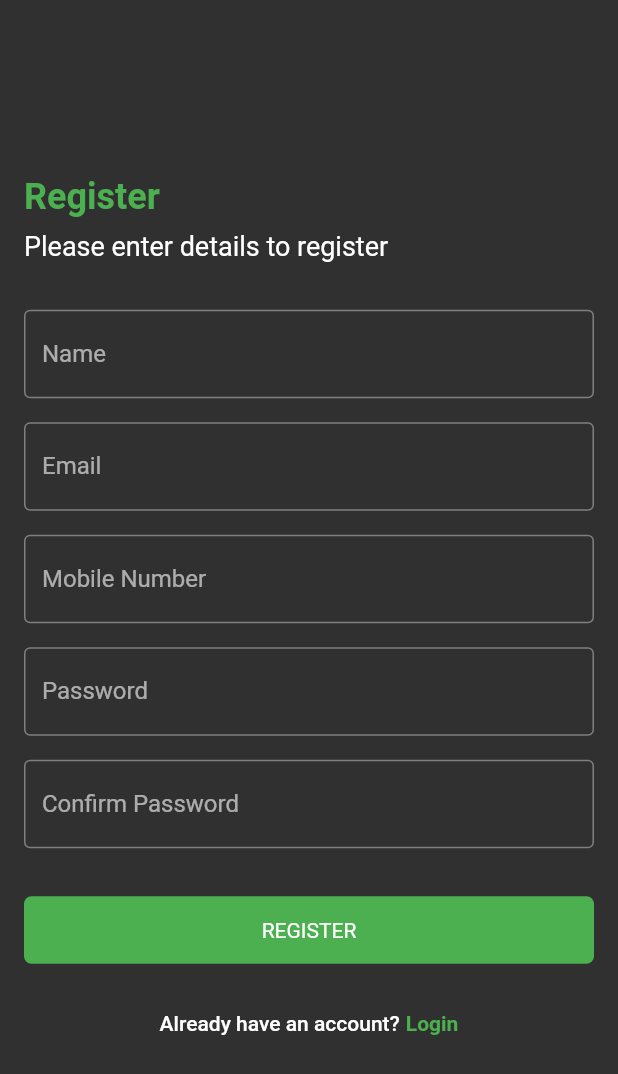
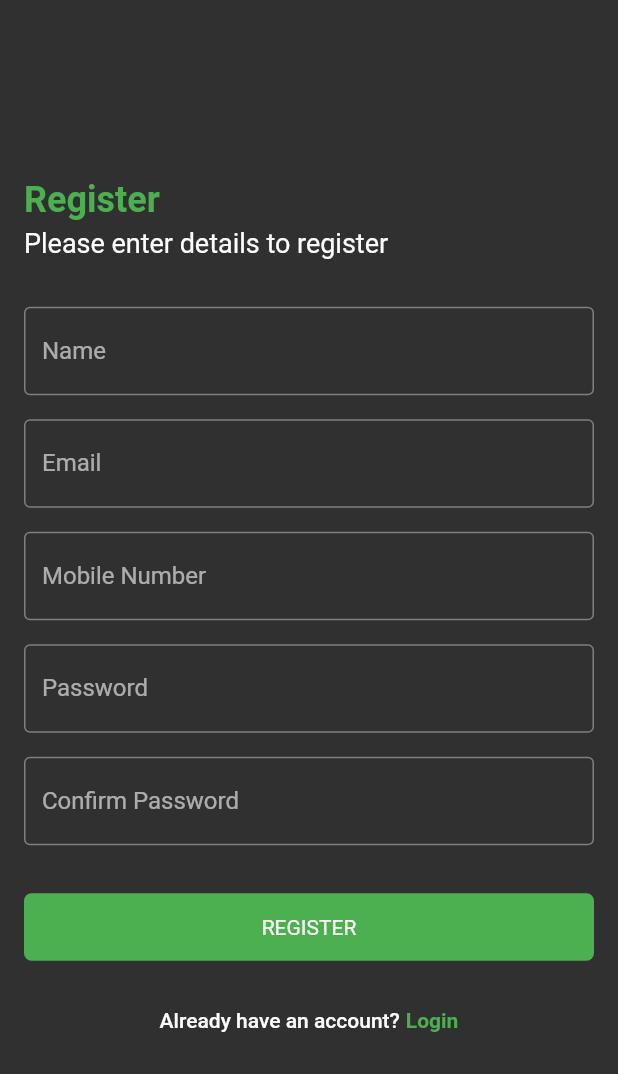
Before and after one commit to Jishan010/movies_database, a Flutter app: the screen it shows after launch, on a phone screen of 412 x 824 dp. Shown: the top 1074 px of the screen. Run offline on Flutter 3.47's test engine with Material 2 defaults, Android fonts, the phone set to English and light mode, and no system bars; our stand-ins replace beamer, chopper, equatable, floor, flutter_bloc, get_it and 2 more; accounts and stored records are empty; generated files the repository leaves out were written again.

Commit message:
updated registration screen

```diff
--- a/lib/src/screens/registration_screen.dart
+++ b/lib/src/screens/registration_screen.dart
@@ -27,7 +27,7 @@ class RegisterScreen extends StatelessWidget {
                     fontWeight: FontWeight.bold,
                   ),
                 ),
-                SizedBox(height: 8),
+                SizedBox(height: 4),
                 Text(
                   "Please enter details to register",
                   style: TextStyle(fontSize: 18),
```
